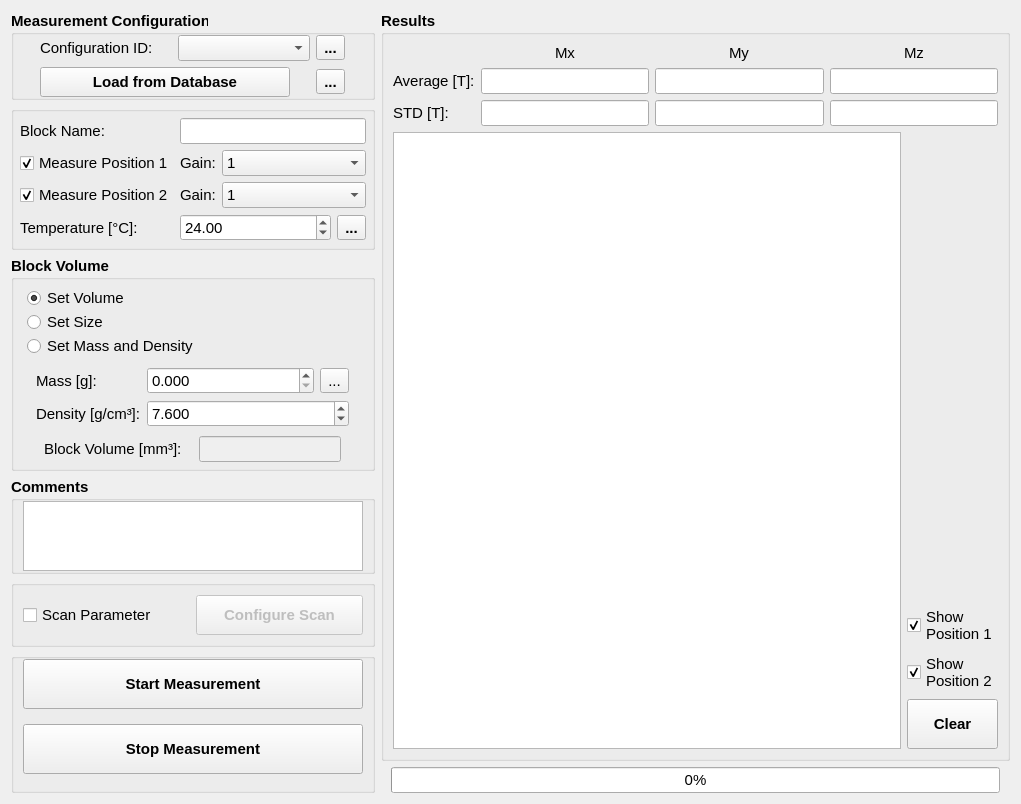
First picture: the form in helmholtz/gui/ui/measurementwidget.ui, repository lnls-ima/helmholtz-coil-control, before the edit.
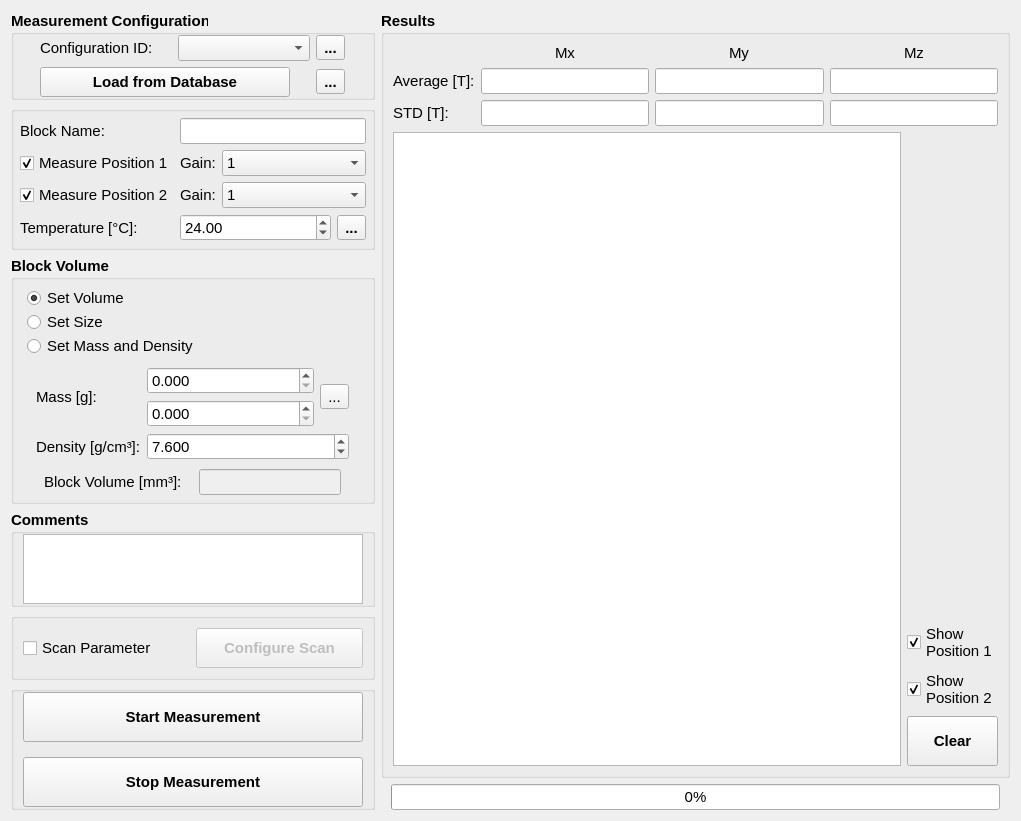
Second picture: the form after the edit. The open tabs and pages were chosen to show the change. Icons and pictures are not drawn. Custom widgets are drawn as their Qt base class.

Commit message: Adding mass average measurement

Patch:
```diff
--- a/helmholtz/gui/ui/measurementwidget.ui
+++ b/helmholtz/gui/ui/measurementwidget.ui
@@ -7,7 +7,7 @@
     <x>0</x>
     <y>0</y>
     <width>1021</width>
-    <height>804</height>
+    <height>779</height>
    </rect>
   </property>
   <property name="sizePolicy">
@@ -429,180 +429,6 @@
      </item>
     </layout>
    </item>
-   <item row="3" column="0">
-    <widget class="QGroupBox" name="gb_comments">
-     <property name="sizePolicy">
-      <sizepolicy hsizetype="Maximum" vsizetype="Maximum">
-       <horstretch>0</horstretch>
-       <verstretch>0</verstretch>
-      </sizepolicy>
-     </property>
-     <property name="font">
-      <font>
-       <weight>75</weight>
-       <bold>true</bold>
-      </font>
-     </property>
-     <property name="title">
-      <string>Comments</string>
-     </property>
-     <layout class="QGridLayout" name="gridLayout_2">
-      <property name="topMargin">
-       <number>0</number>
-      </property>
-      <property name="bottomMargin">
-       <number>0</number>
-      </property>
-      <item row="0" column="0">
-       <widget class="QTextEdit" name="te_comments">
-        <property name="sizePolicy">
-         <sizepolicy hsizetype="Maximum" vsizetype="Maximum">
-          <horstretch>0</horstretch>
-          <verstretch>0</verstretch>
-         </sizepolicy>
-        </property>
-        <property name="minimumSize">
-         <size>
-          <width>340</width>
-          <height>0</height>
-         </size>
-        </property>
-        <property name="maximumSize">
-         <size>
-          <width>16777215</width>
-          <height>80</height>
-         </size>
-        </property>
-        <property name="font">
-         <font>
-          <weight>50</weight>
-          <bold>false</bold>
-         </font>
-        </property>
-       </widget>
-      </item>
-     </layout>
-    </widget>
-   </item>
-   <item row="5" column="0">
-    <widget class="QGroupBox" name="groupBox">
-     <property name="sizePolicy">
-      <sizepolicy hsizetype="Preferred" vsizetype="Expanding">
-       <horstretch>0</horstretch>
-       <verstretch>0</verstretch>
-      </sizepolicy>
-     </property>
-     <layout class="QVBoxLayout" name="verticalLayout">
-      <property name="spacing">
-       <number>15</number>
-      </property>
-      <property name="topMargin">
-       <number>0</number>
-      </property>
-      <property name="bottomMargin">
-       <number>0</number>
-      </property>
-      <item>
-       <widget class="QPushButton" name="pbt_start_measurement">
-        <property name="sizePolicy">
-         <sizepolicy hsizetype="Preferred" vsizetype="Preferred">
-          <horstretch>0</horstretch>
-          <verstretch>0</verstretch>
-         </sizepolicy>
-        </property>
-        <property name="minimumSize">
-         <size>
-          <width>0</width>
-          <height>50</height>
-         </size>
-        </property>
-        <property name="maximumSize">
-         <size>
-          <width>16777215</width>
-          <height>16777215</height>
-         </size>
-        </property>
-        <property name="font">
-         <font>
-          <weight>75</weight>
-          <bold>true</bold>
-         </font>
-        </property>
-        <property name="text">
-         <string>Start Measurement</string>
-        </property>
-        <property name="icon">
-         <iconset>
-          <normaloff>../../resources/img/move.svg</normaloff>../../resources/img/move.svg</iconset>
-        </property>
-        <property name="iconSize">
-         <size>
-          <width>24</width>
-          <height>24</height>
-         </size>
-        </property>
-       </widget>
-      </item>
-      <item>
-       <widget class="QPushButton" name="pbt_stop_measurement">
-        <property name="enabled">
-         <bool>true</bool>
-        </property>
-        <property name="sizePolicy">
-         <sizepolicy hsizetype="Preferred" vsizetype="Preferred">
-          <horstretch>0</horstretch>
-          <verstretch>0</verstretch>
-         </sizepolicy>
-        </property>
-        <property name="minimumSize">
-         <size>
-          <width>0</width>
-          <height>50</height>
-         </size>
-        </property>
-        <property name="maximumSize">
-         <size>
-          <width>16777215</width>
-          <height>16777215</height>
-         </size>
-        </property>
-        <property name="font">
-         <font>
-          <weight>75</weight>
-          <bold>true</bold>
-         </font>
-        </property>
-        <property name="text">
-         <string>Stop Measurement</string>
-        </property>
-        <property name="icon">
-         <iconset>
-          <normaloff>../../resources/img/stop.svg</normaloff>../../resources/img/stop.svg</iconset>
-        </property>
-        <property name="iconSize">
-         <size>
-          <width>24</width>
-          <height>24</height>
-         </size>
-        </property>
-       </widget>
-      </item>
-      <item>
-       <spacer name="verticalSpacer_2">
-        <property name="orientation">
-         <enum>Qt::Vertical</enum>
-        </property>
-        <property name="sizeHint" stdset="0">
-         <size>
-          <width>20</width>
-          <height>40</height>
-         </size>
-        </property>
-       </spacer>
-      </item>
-     </layout>
-    </widget>
-   </item>
    <item row="1" column="0">
     <widget class="QGroupBox" name="groupBox">
      <property name="sizePolicy">
@@ -1207,11 +1033,17 @@
         </widget>
         <widget class="QWidget" name="pg_mass">
          <layout class="QGridLayout" name="gridLayout_9">
-          <item row="0" column="0">
-           <widget class="QLabel" name="label_12">
+          <item row="2" column="1" colspan="2">
+           <widget class="QDoubleSpinBox" name="sbd_density">
             <property name="enabled">
              <bool>true</bool>
             </property>
+            <property name="sizePolicy">
+             <sizepolicy hsizetype="Preferred" vsizetype="Fixed">
+              <horstretch>0</horstretch>
+              <verstretch>0</verstretch>
+             </sizepolicy>
+            </property>
             <property name="font">
              <font>
               <weight>50</weight>
@@ -1219,13 +1051,22 @@
               <bold>false</bold>
              </font>
             </property>
-            <property name="text">
-             <string>Mass [g]:</string>
+            <property name="decimals">
+             <number>3</number>
+            </property>
+            <property name="minimum">
+             <double>0.001000000000000</double>
+            </property>
+            <property name="maximum">
+             <double>1000.000000000000000</double>
+            </property>
+            <property name="value">
+             <double>7.600000000000000</double>
             </property>
            </widget>
           </item>
           <item row="0" column="1">
-           <widget class="QDoubleSpinBox" name="sbd_block_mass">
+           <widget class="QDoubleSpinBox" name="sbd_block_mass_A">
             <property name="enabled">
              <bool>true</bool>
             </property>
@@ -1250,7 +1091,56 @@
             </property>
            </widget>
           </item>
-          <item row="0" column="2">
+          <item row="2" column="0">
+           <widget class="QLabel" name="label_17">
+            <property name="enabled">
+             <bool>true</bool>
+            </property>
+            <property name="sizePolicy">
+             <sizepolicy hsizetype="Maximum" vsizetype="Preferred">
+              <horstretch>0</horstretch>
+              <verstretch>0</verstretch>
+             </sizepolicy>
+            </property>
+            <property name="font">
+             <font>
+              <weight>50</weight>
+              <italic>false</italic>
+              <bold>false</bold>
+             </font>
+            </property>
+            <property name="text">
+             <string>Density [g/cm³]:</string>
+            </property>
+           </widget>
+          </item>
+          <item row="1" column="1">
+           <widget class="QDoubleSpinBox" name="sbd_block_mass_B">
+            <property name="enabled">
+             <bool>true</bool>
+            </property>
+            <property name="sizePolicy">
+             <sizepolicy hsizetype="Preferred" vsizetype="Fixed">
+              <horstretch>0</horstretch>
+              <verstretch>0</verstretch>
+             </sizepolicy>
+            </property>
+            <property name="font">
+             <font>
+              <weight>50</weight>
+              <italic>false</italic>
+              <bold>false</bold>
+             </font>
+            </property>
+            <property name="decimals">
+             <number>3</number>
+            </property>
+            <property name="maximum">
+             <double>1000.000000000000000</double>
+            </property>
+           </widget>
+          </item>
+          <item row="0" column="2" rowspan="2">
            <widget class="QToolButton" name="tbt_measure_mass">
             <property name="enabled">
              <bool>true</bool>
@@ -1283,17 +1173,11 @@
             </property>
            </widget>
           </item>
-          <item row="1" column="0">
-           <widget class="QLabel" name="label_17">
+          <item row="0" column="0" rowspan="2">
+           <widget class="QLabel" name="label_12">
             <property name="enabled">
              <bool>true</bool>
             </property>
-            <property name="sizePolicy">
-             <sizepolicy hsizetype="Maximum" vsizetype="Preferred">
-              <horstretch>0</horstretch>
-              <verstretch>0</verstretch>
-             </sizepolicy>
-            </property>
             <property name="font">
              <font>
               <weight>50</weight>
@@ -1302,39 +1186,7 @@
              </font>
             </property>
             <property name="text">
-             <string>Density [g/cm³]:</string>
-            </property>
-           </widget>
-          </item>
-          <item row="1" column="1" colspan="2">
-           <widget class="QDoubleSpinBox" name="sbd_density">
-            <property name="enabled">
-             <bool>true</bool>
-            </property>
-            <property name="sizePolicy">
-             <sizepolicy hsizetype="Preferred" vsizetype="Fixed">
-              <horstretch>0</horstretch>
-              <verstretch>0</verstretch>
-             </sizepolicy>
-            </property>
-            <property name="font">
-             <font>
-              <weight>50</weight>
-              <italic>false</italic>
-              <bold>false</bold>
-             </font>
-            </property>
-            <property name="decimals">
-             <number>3</number>
-            </property>
-            <property name="minimum">
-             <double>0.001000000000000</double>
-            </property>
-            <property name="maximum">
-             <double>1000.000000000000000</double>
-            </property>
-            <property name="value">
-             <double>7.600000000000000</double>
+             <string>Mass [g]:</string>
             </property>
            </widget>
           </item>
@@ -1364,6 +1216,61 @@
      </layout>
     </widget>
    </item>
+   <item row="3" column="0">
+    <widget class="QGroupBox" name="gb_comments">
+     <property name="sizePolicy">
+      <sizepolicy hsizetype="Maximum" vsizetype="Maximum">
+       <horstretch>0</horstretch>
+       <verstretch>0</verstretch>
+      </sizepolicy>
+     </property>
+     <property name="font">
+      <font>
+       <weight>75</weight>
+       <bold>true</bold>
+      </font>
+     </property>
+     <property name="title">
+      <string>Comments</string>
+     </property>
+     <layout class="QGridLayout" name="gridLayout_2">
+      <property name="topMargin">
+       <number>0</number>
+      </property>
+      <property name="bottomMargin">
+       <number>0</number>
+      </property>
+      <item row="0" column="0">
+       <widget class="QTextEdit" name="te_comments">
+        <property name="sizePolicy">
+         <sizepolicy hsizetype="Maximum" vsizetype="Maximum">
+          <horstretch>0</horstretch>
+          <verstretch>0</verstretch>
+         </sizepolicy>
+        </property>
+        <property name="minimumSize">
+         <size>
+          <width>340</width>
+          <height>0</height>
+         </size>
+        </property>
+        <property name="maximumSize">
+         <size>
+          <width>16777215</width>
+          <height>80</height>
+         </size>
+        </property>
+        <property name="font">
+         <font>
+          <weight>50</weight>
+          <bold>false</bold>
+         </font>
+        </property>
+       </widget>
+      </item>
+     </layout>
+    </widget>
+   </item>
    <item row="4" column="0">
     <widget class="QGroupBox" name="groupBox_4">
      <property name="title">
@@ -1408,6 +1315,125 @@
      </layout>
     </widget>
    </item>
+   <item row="5" column="0">
+    <widget class="QGroupBox" name="groupBox">
+     <property name="sizePolicy">
+      <sizepolicy hsizetype="Preferred" vsizetype="Expanding">
+       <horstretch>0</horstretch>
+       <verstretch>0</verstretch>
+      </sizepolicy>
+     </property>
+     <layout class="QVBoxLayout" name="verticalLayout">
+      <property name="spacing">
+       <number>15</number>
+      </property>
+      <property name="topMargin">
+       <number>0</number>
+      </property>
+      <property name="bottomMargin">
+       <number>0</number>
+      </property>
+      <item>
+       <widget class="QPushButton" name="pbt_start_measurement">
+        <property name="sizePolicy">
+         <sizepolicy hsizetype="Preferred" vsizetype="Preferred">
+          <horstretch>0</horstretch>
+          <verstretch>0</verstretch>
+         </sizepolicy>
+        </property>
+        <property name="minimumSize">
+         <size>
+          <width>0</width>
+          <height>50</height>
+         </size>
+        </property>
+        <property name="maximumSize">
+         <size>
+          <width>16777215</width>
+          <height>16777215</height>
+         </size>
+        </property>
+        <property name="font">
+         <font>
+          <weight>75</weight>
+          <bold>true</bold>
+         </font>
+        </property>
+        <property name="text">
+         <string>Start Measurement</string>
+        </property>
+        <property name="icon">
+         <iconset>
+          <normaloff>../../resources/img/move.svg</normaloff>../../resources/img/move.svg</iconset>
+        </property>
+        <property name="iconSize">
+         <size>
+          <width>24</width>
+          <height>24</height>
+         </size>
+        </property>
+       </widget>
+      </item>
+      <item>
+       <widget class="QPushButton" name="pbt_stop_measurement">
+        <property name="enabled">
+         <bool>true</bool>
+        </property>
+        <property name="sizePolicy">
+         <sizepolicy hsizetype="Preferred" vsizetype="Preferred">
+          <horstretch>0</horstretch>
+          <verstretch>0</verstretch>
+         </sizepolicy>
+        </property>
+        <property name="minimumSize">
+         <size>
+          <width>0</width>
+          <height>50</height>
+         </size>
+        </property>
+        <property name="maximumSize">
+         <size>
+          <width>16777215</width>
+          <height>16777215</height>
+         </size>
+        </property>
+        <property name="font">
+         <font>
+          <weight>75</weight>
+          <bold>true</bold>
+         </font>
+        </property>
+        <property name="text">
+         <string>Stop Measurement</string>
+        </property>
+        <property name="icon">
+         <iconset>
+          <normaloff>../../resources/img/stop.svg</normaloff>../../resources/img/stop.svg</iconset>
+        </property>
+        <property name="iconSize">
+         <size>
+          <width>24</width>
+          <height>24</height>
+         </size>
+        </property>
+       </widget>
+      </item>
+      <item>
+       <spacer name="verticalSpacer_2">
+        <property name="orientation">
+         <enum>Qt::Vertical</enum>
+        </property>
+        <property name="sizeHint" stdset="0">
+         <size>
+          <width>20</width>
+          <height>40</height>
+         </size>
+        </property>
+       </spacer>
+      </item>
+     </layout>
+    </widget>
+   </item>
   </layout>
  </widget>
  <customwidgets>
```
The commit also changes 2 other files.
